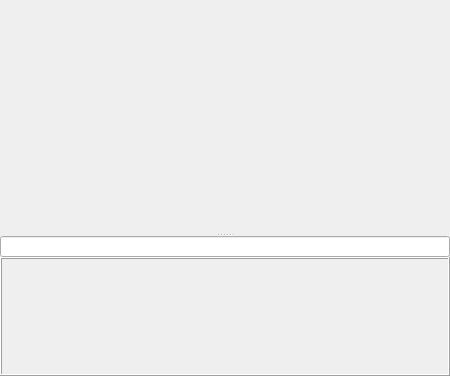
First picture: the form in WindowsClient/shh_UI/tabpage.ui, repository H-tao/Penguin, before the edit.
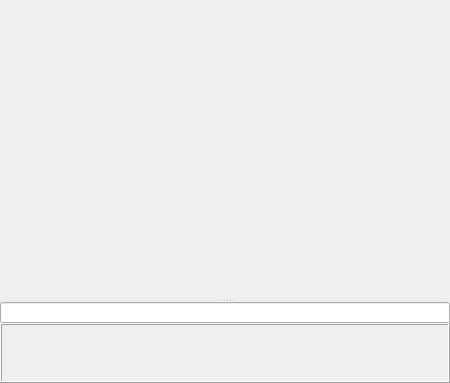
Second picture: the form after the edit.

Diff of the .ui file:
```diff
--- a/WindowsClient/shh_UI/tabpage.ui
+++ b/WindowsClient/shh_UI/tabpage.ui
@@ -66,7 +66,7 @@
        <property name="minimumSize">
         <size>
          <width>0</width>
-         <height>234</height>
+         <height>300</height>
         </size>
        </property>
        <property name="frameShape">
```
